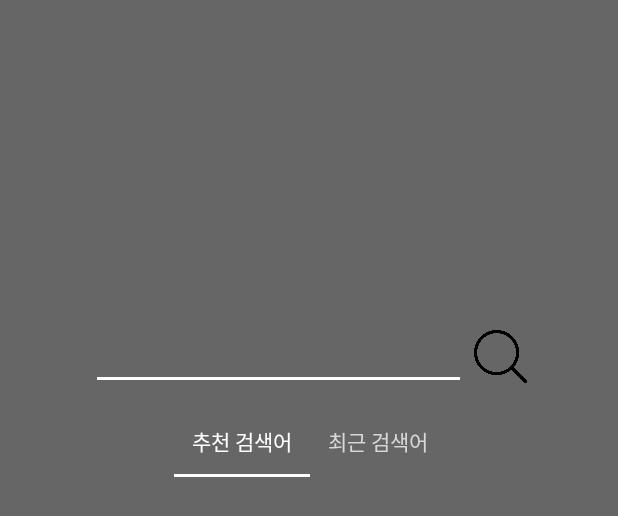
After one commit to minngz/Manzbuy_app, an Android app: the layout search_main.xml on its own in the app's theme, with its tools: preview values and no code run, on a phone screen of 412 x 824 dp. The commit adds this screen. Shown: the top 516 px of the screen. Run offline under Robolectric (Android 15) with nearby library versions, the phone set to English and light mode, and no system bars.

Commit message:
login & search XML

```diff
--- /dev/null
+++ b/app/src/main/res/layout/search_main.xml
@@ -0,0 +1,68 @@
+<?xml version="1.0" encoding="utf-8"?>
+<android.support.constraint.ConstraintLayout xmlns:android="http://schemas.android.com/apk/res/android"
+    android:layout_width="match_parent"
+    android:layout_height="match_parent"
+    xmlns:app="http://schemas.android.com/apk/res-auto"
+    android:background="#cc424242">
+
+    <LinearLayout
+        android:layout_width="match_parent"
+        android:layout_height="match_parent"
+        android:orientation="vertical"
+        android:gravity="center">
+
+        <RelativeLayout
+            android:layout_width="wrap_content"
+            android:layout_height="wrap_content">
+
+        <EditText
+            android:id="@+id/main_search_edit"
+            android:layout_width="250dp"
+            android:layout_height="40dp"
+            android:textColor="@color/colorWhite"
+            android:backgroundTint="@color/colorWhite"
+            android:layout_marginBottom="10dp"/>
+
+            <Button
+                android:layout_width="35dp"
+                android:layout_height="35dp"
+                android:layout_toRightOf="@+id/main_search_edit"
+                android:layout_marginLeft="5dp"
+                android:background="@drawable/search"/>
+            <android.support.design.widget.TabLayout
+                android:layout_width="wrap_content"
+                android:layout_height="wrap_content"
+                android:layout_below="@+id/main_search_edit"
+                android:layout_marginLeft="55dp"
+                android:id="@+id/search_tab"
+                app:tabIndicatorColor="@color/colorWhite"
+                app:tabTextColor="#D8D8D8"
+                app:tabSelectedTextColor="@color/colorWhite">
+                <android.support.design.widget.TabItem
+                    android:id="@+id/search_tab_recommend"
+                    android:layout_width="wrap_content"
+                    android:layout_height="wrap_content"
+                    android:text="추천 검색어"/>
+
+                <android.support.design.widget.TabItem
+                    android:id="@+id/search_tab_recent"
+                    android:layout_width="wrap_content"
+                    android:layout_height="wrap_content"
+                    android:text="최근 검색어"/>
+
+            </android.support.design.widget.TabLayout>
+
+            <FrameLayout
+                android:id="@+id/search_fragment"
+                android:layout_width="280dp"
+                android:layout_height="280dp"
+                android:layout_below="@+id/search_tab"
+                android:layout_marginLeft="5dp"
+                android:layout_marginTop="6dp"
+                android:layout_marginRight="3dp"></FrameLayout>
+
+        </RelativeLayout>
+
+    </LinearLayout>
+
+</android.support.constraint.ConstraintLayout>
```
Also changed, not shown: app/src/main/res/layout/cardview_item_bookmark.xml (+32 -19 lines), app/src/main/res/layout/login_fragment.xml (added, +66 -0 lines).
